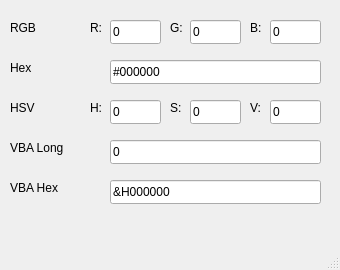
Old version of the form mainwindow.ui in the repository BrokenVoodooDoll/color-converter.
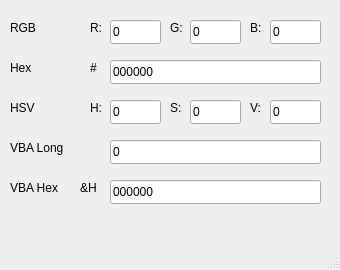
New version of the form.

```diff
--- a/mainwindow.ui
+++ b/mainwindow.ui
@@ -89,7 +89,7 @@
      </rect>
     </property>
     <property name="text">
-     <string>#000000</string>
+     <string>000000</string>
     </property>
    </widget>
    <widget class="QLineEdit" name="lineEdit_H">
@@ -193,7 +193,7 @@
      </rect>
     </property>
     <property name="text">
-     <string>&amp;H000000</string>
+     <string>000000</string>
     </property>
    </widget>
    <widget class="QLabel" name="label_R">
@@ -274,6 +274,32 @@
      <string>V:</string>
     </property>
    </widget>
+   <widget class="QLabel" name="label_VBA_Hex_2">
+    <property name="geometry">
+     <rect>
+      <x>80</x>
+      <y>180</y>
+      <width>30</width>
+      <height>16</height>
+     </rect>
+    </property>
+    <property name="text">
+     <string>&amp;H</string>
+    </property>
+   </widget>
+   <widget class="QLabel" name="label_Hex_2">
+    <property name="geometry">
+     <rect>
+      <x>90</x>
+      <y>60</y>
+      <width>16</width>
+      <height>16</height>
+     </rect>
+    </property>
+    <property name="text">
+     <string>#</string>
+    </property>
+   </widget>
   </widget>
   <widget class="QMenuBar" name="menubar">
    <property name="geometry">
```
Left out of the diff: 2 changed lines with no effect on the pictures.
